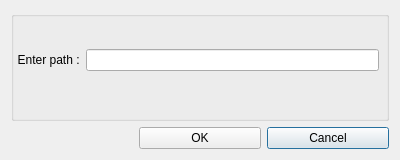
htqwjtch/Almost_Total_Commander, file File/linkedpathwindow.ui: the form before one commit.
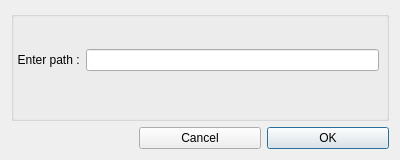
The form after the commit.

```diff
--- a/File/linkedpathwindow.ui
+++ b/File/linkedpathwindow.ui
@@ -53,16 +53,16 @@
       </widget>
      </item>
      <item row="3" column="2">
-      <widget class="QPushButton" name="btnCancel">
+      <widget class="QPushButton" name="btnOK">
        <property name="text">
-        <string>Cancel</string>
+        <string>OK</string>
        </property>
       </widget>
      </item>
      <item row="3" column="1">
-      <widget class="QPushButton" name="btnOK">
+      <widget class="QPushButton" name="btnCancel">
        <property name="text">
-        <string>OK</string>
+        <string>Cancel</string>
        </property>
       </widget>
      </item>
```
